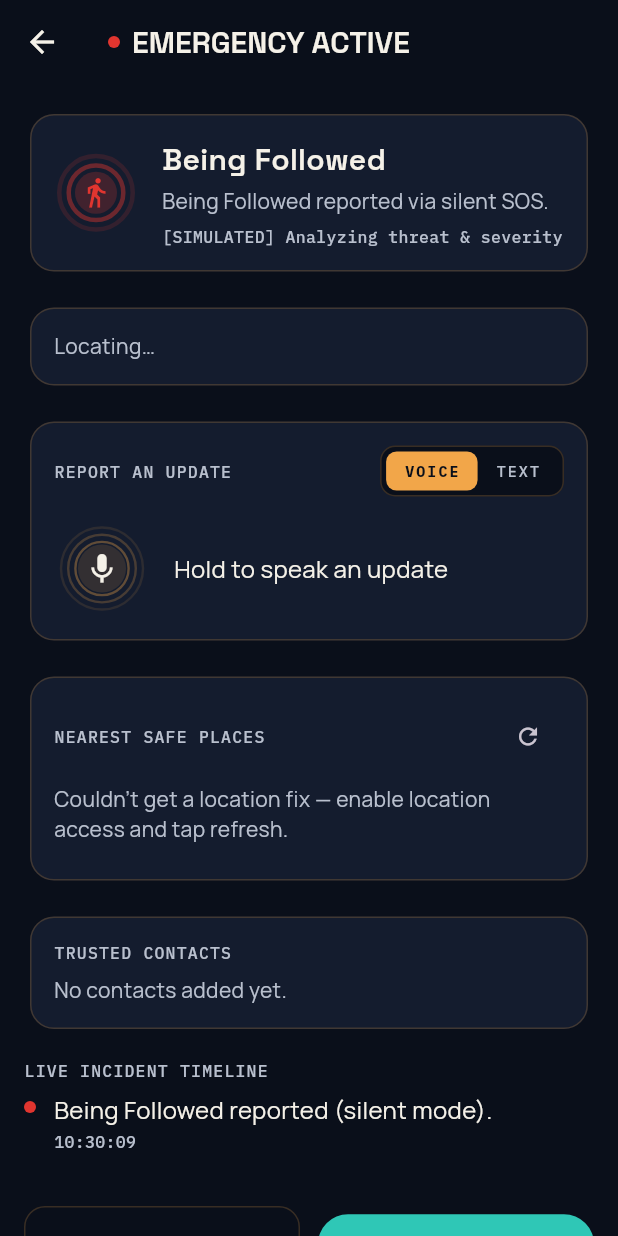
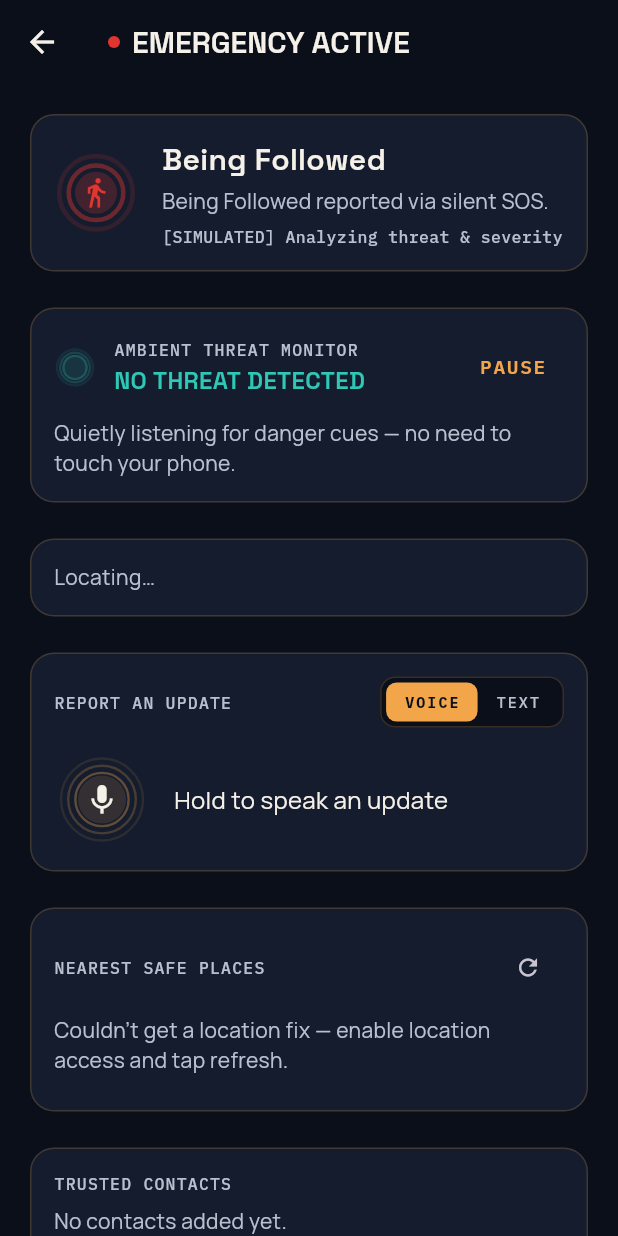
Before and after one commit to DharoonBalajii/ai-women-safety, a Flutter app: the screen it shows after launch, after a tap on the "history" icon, after a tap on "Being Followed", on a phone screen of 412 x 824 dp. Run offline on Flutter 3.47's test engine with Material 3 defaults, Android fonts, the phone set to English and light mode, and no system bars; our stand-ins replace flutter_map, geolocator, google_fonts, latlong2, share_plus, shared_preferences; missing offline and left inert: quick_actions, record.

Commit message:
Add automatic ambient threat detection during active incidents
Once an SOS is triggered, the app now silently records short windows
of background audio and asks Sarvam to judge whether what it overhears
indicates the phone owner is being threatened, restrained, or silenced
by someone present ("make her quiet", "tie her up") versus ordinary
conversation (food, homework, errands) — no interaction required, for
situations where touching the phone isn't safe.

Detected danger immediately escalates the simulated responder
dispatch and logs to the live incident timeline; an offline heuristic
(curated phrase list + rotating demo transcripts) keeps the concept
demoable without a live Sarvam connection.

Verified end to end on-device: the ambient monitor card correctly
distinguished four separate danger phrases from benign chatter across
multiple listening cycles, each logged to the timeline with a
timestamp.

Co-Authored-By: Claude Sonnet 5 <noreply@anthropic.com>

```diff
--- /dev/null
+++ b/lib/models/ambient_threat_assessment.dart
@@ -0,0 +1,20 @@
+import 'threat_level.dart';
+
+/// One cycle's result from listening to a short window of ambient audio:
+/// what was overheard, and the AI's judgment of whether it indicates the
+/// phone's owner is in danger from someone present.
+class AmbientThreatAssessment {
+  final ThreatLevel level;
+  final String reason;
+  final String transcript;
+  final DateTime timestamp;
+  final bool wasMocked;
+
+  const AmbientThreatAssessment({
+    required this.level,
+    required this.reason,
+    required this.transcript,
+    required this.timestamp,
+    this.wasMocked = false,
+  });
+}
--- a/lib/models/incident_update.dart
+++ b/lib/models/incident_update.dart
@@ -1,6 +1,6 @@
 import 'location_point.dart';
 
-enum UpdateSource { voice, textInput, silentOption, system, responder }
+enum UpdateSource { voice, textInput, ambient, silentOption, system, responder }
 
 class IncidentUpdate {
   final String id;
--- /dev/null
+++ b/lib/models/threat_level.dart
@@ -0,0 +1,47 @@
+import 'package:flutter/material.dart';
+
+import '../theme/app_theme.dart';
+
+/// Assessed danger level of a short window of ambient/background audio,
+/// as distinct from [ThreatType] (which classifies what a *reporter* says
+/// happened). This is about what the AI overheard, unprompted.
+enum ThreatLevel { none, caution, danger }
+
+extension ThreatLevelX on ThreatLevel {
+  String get label {
+    switch (this) {
+      case ThreatLevel.none:
+        return 'No threat detected';
+      case ThreatLevel.caution:
+        return 'Elevated — possible concern';
+      case ThreatLevel.danger:
+        return 'Danger detected';
+    }
+  }
+
+  Color get color {
+    switch (this) {
+      case ThreatLevel.none:
+        return AppColors.signalTeal;
+      case ThreatLevel.caution:
+        return AppColors.beaconAmber;
+      case ThreatLevel.danger:
+        return AppColors.alarmRed;
+    }
+  }
+
+  IconData get icon {
+    switch (this) {
+      case ThreatLevel.none:
+        return Icons.check_circle_outline;
+      case ThreatLevel.caution:
+        return Icons.error_outline;
+      case ThreatLevel.danger:
+        return Icons.warning_rounded;
+    }
+  }
+
+  static ThreatLevel fromName(String? name) {
+    return ThreatLevel.values.firstWhere((t) => t.name == name, orElse: () => ThreatLevel.none);
+  }
+}
--- a/lib/providers/emergency_provider.dart
+++ b/lib/providers/emergency_provider.dart
@@ -3,10 +3,12 @@ import 'dart:async';
 import 'package:flutter/foundation.dart';
 import 'package:uuid/uuid.dart';
 
+import '../models/ambient_threat_assessment.dart';
 import '../models/emergency_incident.dart';
 import '../models/incident_update.dart';
 import '../models/location_point.dart';
 import '../models/safe_place.dart';
+import '../models/threat_level.dart';
 import '../models/threat_type.dart';
 import '../models/trusted_contact.dart';
 import '../models/voice_analysis_result.dart';
@@ -39,6 +41,21 @@ class EmergencyProvider extends ChangeNotifier {
 
   StreamSubscription<LocationPoint>? _locationSub;
   Timer? _responderTimer;
+  int _responderStageIndex = 0;
+
+  bool _ambientMonitoringEnabled = false;
+  bool _ambientLoopRunning = false;
+  bool _isAssessingAmbient = false;
+  AmbientThreatAssessment? _latestAmbientAssessment;
+
+  static const _responderStages = [
+    ResponderStage.detecting,
+    ResponderStage.patrolIdentified,
+    ResponderStage.controlRoomNotified,
+    ResponderStage.responderAccepted,
+    ResponderStage.dispatched,
+    ResponderStage.respondedArrived,
+  ];
 
   bool _safePlacesLookupFailed = false;
 
@@ -49,6 +66,9 @@ class EmergencyProvider extends ChangeNotifier {
   bool get isRecordingVoice => _isRecordingVoice;
   bool get isAnalyzingVoice => _isAnalyzingVoice;
   bool get isAnalyzingText => _isAnalyzingText;
+  bool get isAmbientMonitoringEnabled => _ambientMonitoringEnabled;
+  bool get isAssessingAmbient => _isAssessingAmbient;
+  AmbientThreatAssessment? get latestAmbientAssessment => _latestAmbientAssessment;
   List<EmergencyIncident> get history => List.unmodifiable(_history);
 
   Future<void> loadHistory() async {
@@ -84,9 +104,11 @@ class EmergencyProvider extends ChangeNotifier {
       locationTrail: location != null ? [location] : [],
     );
     _activeIncident = incident;
+    _latestAmbientAssessment = null;
     _watchLocation();
     _simulateResponderProgress();
     unawaited(refreshSafePlaces());
+    startAmbientMonitoring();
     notifyListeners();
     return incident;
   }
@@ -101,35 +123,44 @@ class EmergencyProvider extends ChangeNotifier {
 
   void _simulateResponderProgress() {
     _responderTimer?.cancel();
-    final stages = [
-      ResponderStage.detecting,
-      ResponderStage.patrolIdentified,
-      ResponderStage.controlRoomNotified,
-      ResponderStage.responderAccepted,
-      ResponderStage.dispatched,
-      ResponderStage.respondedArrived,
-    ];
-    var stageIndex = 0;
+    _responderStageIndex = 0;
     _responderTimer = Timer.periodic(const Duration(seconds: 6), (timer) {
       final incident = _activeIncident;
       if (incident == null || incident.status != IncidentStatus.active) {
         timer.cancel();
         return;
       }
-      stageIndex++;
-      if (stageIndex >= stages.length) {
+      _responderStageIndex++;
+      if (_responderStageIndex >= _responderStages.length) {
         timer.cancel();
         return;
       }
-      incident.responderStage = stages[stageIndex];
+      incident.responderStage = _responderStages[_responderStageIndex];
       incident.updates.add(IncidentUpdate(
         id: _uuid.v4(),
         timestamp: DateTime.now(),
-        text: '[Simulated] ${stages[stageIndex].label}',
+        text: '[Simulated] ${_responderStages[_responderStageIndex].label}',
         source: UpdateSource.responder,
       ));
       notifyListeners();
     });
+  }
+
+  /// Fast-forwards the simulated responder pipeline straight to "dispatched"
+  /// when the AI overhears something dangerous — real danger shouldn't wait
+  /// for the ordinary stage-by-stage timeline. A no-op if already at or
+  /// past that stage, so it can't ever move dispatch backwards.
+  void _escalateResponderStage(EmergencyIncident incident) {
+    final dispatchedIndex = _responderStages.indexOf(ResponderStage.dispatched);
+    if (_responderStageIndex >= dispatchedIndex) return;
+    _responderStageIndex = dispatchedIndex;
+    incident.responderStage = ResponderStage.dispatched;
+    incident.updates.add(IncidentUpdate(
+      id: _uuid.v4(),
+      timestamp: DateTime.now(),
+      text: '[Simulated] Ambient threat detected — patrol dispatched immediately.',
+      source: UpdateSource.responder,
+    ));
   }
 
   Future<void> refreshSafePlaces() async {
@@ -212,6 +243,79 @@ class EmergencyProvider extends ChangeNotifier {
     ));
   }
 
+  /// How long each ambient listening window records before it's handed to
+  /// Sarvam for assessment. Short enough to catch a spoken threat quickly,
+  /// long enough to give the transcript real sentences to reason about.
+  static const _ambientClipDuration = Duration(seconds: 8);
+
+  /// Starts (or leaves running) the background listen-and-assess loop.
+  /// Runs automatically for the life of an incident so danger is caught
+  /// without anyone touching the phone — call [stopAmbientMonitoring] only
+  /// if it should be deliberately turned off (e.g. a false alarm).
+  void startAmbientMonitoring() {
+    if (_ambientMonitoringEnabled) return;
+    _ambientMonitoringEnabled = true;
+    notifyListeners();
+    if (!_ambientLoopRunning) {
+      unawaited(_runAmbientLoop());
+    }
+  }
+
+  void stopAmbientMonitoring() {
+    _ambientMonitoringEnabled = false;
+    notifyListeners();
+  }
+
+  Future<void> _runAmbientLoop() async {
+    _ambientLoopRunning = true;
+    try {
+      while (_ambientMonitoringEnabled && _activeIncident != null) {
+        // Yield the mic to a deliberate voice report rather than fighting it.
+        if (_isRecordingVoice) {
+          await Future.delayed(const Duration(seconds: 1));
+          continue;
+        }
+
+        await _voiceCaptureService.startRecording();
+        await Future.delayed(_ambientClipDuration);
+
+        if (!_ambientMonitoringEnabled || _activeIncident == null) {
+          await _voiceCaptureService.stopRecording();
+          break;
+        }
+
+        final clip = await _voiceCaptureService.stopRecording();
+        _isAssessingAmbient = true;
+        notifyListeners();
+
+        final apiKey = await _settingsService.getSarvamApiKey();
+        final sarvamService = SarvamAIService(apiKey: apiKey);
+        final assessment = await sarvamService.assessAmbientAudio(clip);
+
+        _isAssessingAmbient = false;
+        _latestAmbientAssessment = assessment;
+
+        final incident = _activeIncident;
+        if (incident != null && assessment.level != ThreatLevel.none) {
+          incident.updates.add(IncidentUpdate(
+            id: _uuid.v4(),
+            timestamp: DateTime.now(),
+            text: '[AI listening] ${assessment.reason}',
+            source: UpdateSource.ambient,
+            rawTranscript: assessment.transcript,
+          ));
+          if (assessment.level == ThreatLevel.danger) {
+            _escalateResponderStage(incident);
+          }
+          await _persist();
+        }
+        notifyListeners();
+      }
+    } finally {
+      _ambientLoopRunning = false;
+    }
+  }
+
   Future<void> addManualUpdate(String text) async {
     final incident = _activeIncident;
     if (incident == null || text.trim().isEmpty) return;
@@ -259,6 +363,7 @@ class EmergencyProvider extends ChangeNotifier {
   Future<void> _endIncident(EmergencyIncident incident) async {
     _locationSub?.cancel();
     _responderTimer?.cancel();
+    stopAmbientMonitoring();
     await _incidentStore.upsert(incident);
     _activeIncident = null;
     await loadHistory();
@@ -275,6 +380,7 @@ class EmergencyProvider extends ChangeNotifier {
   void dispose() {
     _locationSub?.cancel();
     _responderTimer?.cancel();
+    _ambientMonitoringEnabled = false;
     _voiceCaptureService.dispose();
     super.dispose();
   }
--- a/lib/screens/emergency_active_screen.dart
+++ b/lib/screens/emergency_active_screen.dart
@@ -5,6 +5,7 @@ import 'package:provider/provider.dart';
 
 import '../models/emergency_incident.dart';
 import '../models/safe_place.dart';
+import '../models/threat_level.dart';
 import '../models/threat_type.dart';
 import '../providers/contacts_provider.dart';
 import '../providers/emergency_provider.dart';
@@ -87,6 +88,8 @@ class _EmergencyActiveScreenState extends State<EmergencyActiveScreen> {
         children: [
           _StatusBanner(incident: incident),
           const SizedBox(height: 16),
+          _AmbientMonitorCard(emergency: emergency),
+          const SizedBox(height: 16),
           _MapCard(incident: incident),
           const SizedBox(height: 16),
           _ReportInputCard(emergency: emergency),
@@ -160,6 +163,78 @@ class _StatusBanner extends StatelessWidget {
                   Text('[SIMULATED] ${incident.responderStage.label}', style: AppText.mono(fontSize: 11)),
                 ],
               ),
+            ),
+          ],
+        ),
+      ),
+    );
+  }
+}
+
+/// Runs for the life of the incident with no interaction required — the
+/// point is that a phone owner who can't safely touch their screen still
+/// gets covered. Shows what the AI last overheard only when there's
+/// something to say; otherwise a quiet "listening" state.
+class _AmbientMonitorCard extends StatelessWidget {
+  final EmergencyProvider emergency;
+  const _AmbientMonitorCard({required this.emergency});
+
+  @override
+  Widget build(BuildContext context) {
+    final enabled = emergency.isAmbientMonitoringEnabled;
+    final assessing = emergency.isAssessingAmbient;
+    final assessment = emergency.latestAmbientAssessment;
+    final level = assessment?.level ?? ThreatLevel.none;
+
+    final dotColor = enabled ? level.color : AppColors.paperMuted;
+    final statusLabel = !enabled
+        ? 'PAUSED'
+        : assessing
+            ? 'LISTENING…'
+            : level.label.toUpperCase();
+
+    return Card(
+      child: Padding(
+        padding: const EdgeInsets.all(16),
+        child: Column(
+          crossAxisAlignment: CrossAxisAlignment.start,
+          children: [
+            Row(
+              children: [
+                BeaconPulse(
+                  size: 28,
+                  color: dotColor,
+                  urgent: enabled && level == ThreatLevel.danger,
+                  child: const SizedBox.shrink(),
+                ),
+                const SizedBox(width: 12),
+                Expanded(
+                  child: Column(
+                    crossAxisAlignment: CrossAxisAlignment.start,
+                    children: [
+                      Text('AMBIENT THREAT MONITOR', style: AppText.textTheme.labelMedium),
+                      const SizedBox(height: 2),
+                      Text(
+                        statusLabel,
+                        style: AppText.textTheme.titleLarge?.copyWith(color: dotColor, fontSize: 16),
+                      ),
+                    ],
+                  ),
+                ),
+                TextButton(
+                  onPressed: enabled ? emergency.stopAmbientMonitoring : emergency.startAmbientMonitoring,
+                  child: Text(enabled ? 'PAUSE' : 'RESUME'),
+                ),
+              ],
+            ),
+            const SizedBox(height: 10),
+            Text(
+              assessment != null && assessment.reason.isNotEmpty
+                  ? assessment.reason
+                  : enabled
+                      ? "Quietly listening for danger cues — no need to touch your phone."
+                      : 'Not listening. Resume to let the AI watch for danger automatically.',
+              style: AppText.textTheme.bodyMedium,
             ),
           ],
         ),
--- a/lib/services/sarvam_ai_service.dart
+++ b/lib/services/sarvam_ai_service.dart
@@ -4,6 +4,8 @@ import 'dart:math';
 
 import 'package:http/http.dart' as http;
 
+import '../models/ambient_threat_assessment.dart';
+import '../models/threat_level.dart';
 import '../models/threat_type.dart';
 import '../models/voice_analysis_result.dart';
 
@@ -29,6 +31,30 @@ short transcript spoken by someone in a possible emergency, respond with
 ONLY a compact JSON object, no prose, in this exact shape:
 {"threat_type": "following|threatened|medical|accident|harassment|unknown",
  "summary": "one short sentence describing what is happening, in English"}
+''';
+
+  static const _ambientSystemPrompt = '''
+You are a covert threat-detection assistant. A phone belonging to a
+person who may be in danger is silently recording ambient audio nearby.
+Given a short transcript of what it overheard — someone else's speech,
+not the phone owner's — judge whether it indicates the phone owner is
+being threatened, restrained, silenced, or coerced by someone present.
+
+Respond with ONLY a compact JSON object, no prose, in this exact shape:
+{"level": "none|caution|danger", "reason": "one short sentence, in English"}
+
+Guidance:
+- "danger": clear signs of restraint, coercion, threats, silencing, or
+  forced movement directed at the phone owner or someone with them —
+  e.g. "make her quiet", "tie her up", "get in the car", "don't scream",
+  "shut up", "don't move".
+- "caution": tense, aggressive, or ambiguous language that could precede
+  danger but is not explicit yet.
+- "none": ordinary conversation — food, work, errands, small talk,
+  directions — with nothing indicating threat or coercion. Most everyday
+  conversation is "none"; do not over-flag it.
+
+Judge the meaning of the whole transcript, not isolated words.
 ''';
 
   /// Sends a recorded clip to Sarvam speech-to-text, then to Sarvam chat
@@ -119,6 +145,156 @@ ONLY a compact JSON object, no prose, in this exact shape:
     );
   }
 
+  /// Listens to a short window of ambient audio (not a deliberate report)
+  /// and judges whether it indicates the phone owner is in danger from
+  /// someone present — the "make her quiet" / "tie her up" vs. ordinary
+  /// chatter distinction. Silent by design: never speaks, never prompts,
+  /// just watches and escalates. Falls back to a phrase-based heuristic
+  /// offline so the concept still demos without a live connection.
+  Future<AmbientThreatAssessment> assessAmbientAudio(File? audioFile) async {
+    final now = DateTime.now();
+    if (audioFile == null) {
+      return AmbientThreatAssessment(
+        level: ThreatLevel.none,
+        reason: 'No audio captured this cycle.',
+        transcript: '',
+        timestamp: now,
+        wasMocked: true,
+      );
+    }
+
+    String transcript = '';
+    try {
+      if (isConfigured) {
+        final result = await _transcribe(audioFile);
+        transcript = result.$1;
+      }
+    } catch (_) {
+      // Falls through to the heuristic below with an empty transcript.
+    }
+
+    if (!isConfigured || transcript.trim().isEmpty) {
+      return _heuristicThreatLevel(transcript, timestamp: now);
+    }
+
+    try {
+      final assessment = await _classifyThreatLevel(transcript);
+      return AmbientThreatAssessment(
+        level: assessment.$1,
+        reason: assessment.$2,
+        transcript: transcript,
+        timestamp: now,
+      );
+    } catch (_) {
+      return _heuristicThreatLevel(transcript, timestamp: now);
+    }
+  }
+
+  /// (level, reason)
+  Future<(ThreatLevel, String)> _classifyThreatLevel(String transcript) async {
+    final response = await http
+        .post(
+          Uri.parse(_chatUrl),
+          headers: {
+            'Authorization': 'Bearer $apiKey',
+            'api-subscription-key': apiKey!,
+            'Content-Type': 'application/json',
+          },
+          body: jsonEncode({
+            'model': 'sarvam-105b-conversations',
+            'messages': [
+              {'role': 'system', 'content': _ambientSystemPrompt},
+              {'role': 'user', 'content': transcript},
+            ],
+            'temperature': 0.1,
+            'max_tokens': 100,
+          }),
+        )
+        .timeout(const Duration(seconds: 20));
+
+    if (response.statusCode != 200) {
+      throw Exception('Sarvam chat failed: ${response.statusCode} ${response.body}');
+    }
+
+    final body = jsonDecode(response.body) as Map<String, dynamic>;
+    final content = body['choices'][0]['message']['content'] as String;
+    final jsonStart = content.indexOf('{');
+    final jsonEnd = content.lastIndexOf('}');
+    final parsed = jsonDecode(content.substring(jsonStart, jsonEnd + 1)) as Map<String, dynamic>;
+
+    return (
+      ThreatLevelX.fromName(parsed['level'] as String?),
+      parsed['reason'] as String? ?? 'Ambient audio assessed.',
+    );
+  }
+
+  /// Offline stand-in for [_classifyThreatLevel]: a curated phrase list
+  /// covering the restraint/silencing/coercion language this feature
+  /// exists to catch. Deliberately biased toward "none" — everyday
+  /// conversation about food, work, or errands must not false-positive.
+  static const _dangerPhrases = [
+    'make her quiet', 'make him quiet', 'keep her quiet', 'keep him quiet',
+    'shut her up', 'shut him up', 'shut up', 'stay quiet', "don't scream",
+    'do not scream', "don't shout", "don't move", 'tie her up', 'tie him up',
+    'tie her hands', 'get in the car', 'grab her', 'grab him', 'hold her down',
+    "don't make a sound", 'stop struggling', 'give me your phone',
+  ];
+  static const _cautionPhrases = [
+    "hurry up", "someone's coming", 'watch her', 'watch him', 'not here',
+    'follow her', 'follow him', 'wait till she', 'wait till he',
+  ];
+
+  /// Without a live transcript (no key configured, or the mic/network
+  /// failed this cycle) there's nothing real to judge — same problem
+  /// [_mockAnalysis] solves for voice reports: rotate through plausible
+  /// overheard snippets so the none/caution/danger distinction is still
+  /// demonstrable end to end, mundane chatter included on purpose.
+  static const _ambientSampleTranscripts = [
+    'Did you remember to pick up vegetables for dinner tonight?',
+    "Let's finish the homework before it gets too late.",
+    'The meeting got pushed to three o\'clock tomorrow.',
+    'Traffic is bad, we might be ten minutes late.',
+    'Make her quiet, someone will hear us.',
+    'Tie her up and get in the car, hurry.',
+    "Don't scream or this gets worse for you.",
+  ];
+
+  AmbientThreatAssessment _heuristicThreatLevel(String transcript, {required DateTime timestamp}) {
+    final isSimulated = transcript.trim().isEmpty;
+    final effective = isSimulated
+        ? _ambientSampleTranscripts[Random(timestamp.millisecondsSinceEpoch).nextInt(_ambientSampleTranscripts.length)]
+        : transcript;
+
+    final lower = effective.toLowerCase();
+    ThreatLevel level = ThreatLevel.none;
+    String reason = 'Ordinary conversation overheard: "$effective"';
+
+    for (final phrase in _dangerPhrases) {
+      if (lower.contains(phrase)) {
+        level = ThreatLevel.danger;
+        reason = 'Overheard language suggesting restraint or coercion: "$effective"';
+        break;
+      }
+    }
+    if (level == ThreatLevel.none) {
+      for (final phrase in _cautionPhrases) {
+        if (lower.contains(phrase)) {
+          level = ThreatLevel.caution;
+          reason = 'Tense or ambiguous language overheard: "$effective"';
+          break;
+        }
+      }
+    }
+
+    return AmbientThreatAssessment(
+      level: level,
+      reason: isSimulated ? '[Demo mode] $reason' : reason,
+      transcript: effective,
+      timestamp: timestamp,
+      wasMocked: true,
+    );
+  }
+
   /// Text-input counterpart to [analyzeVoiceClip], for when speaking aloud
   /// isn't safe or possible. Skips speech-to-text and sends the typed
   /// message straight to Sarvam chat completion for threat extraction —
--- a/lib/widgets/incident_timeline.dart
+++ b/lib/widgets/incident_timeline.dart
@@ -17,6 +17,7 @@ class IncidentTimeline extends StatelessWidget {
       case UpdateSource.textInput:
         return AppColors.beaconAmber;
       case UpdateSource.silentOption:
+      case UpdateSource.ambient:
         return AppColors.alarmRed;
       case UpdateSource.responder:
         return AppColors.signalTeal;
```
